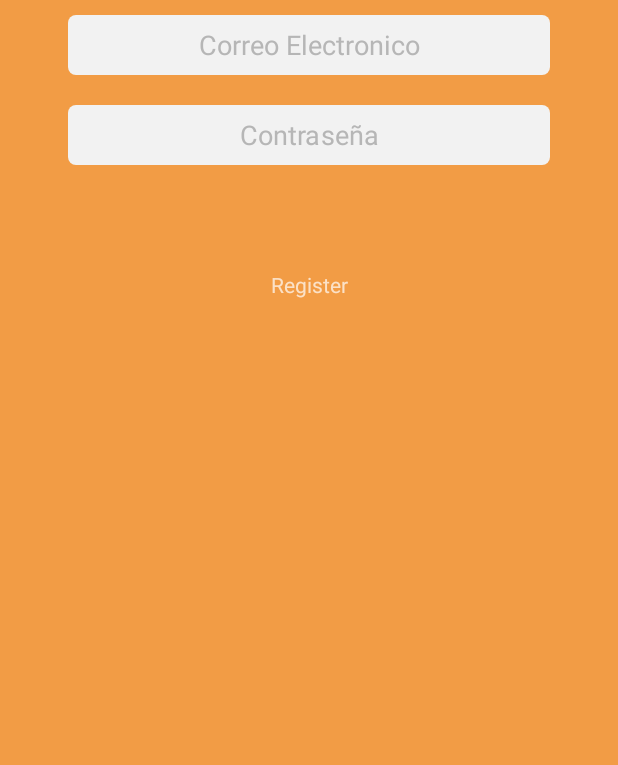
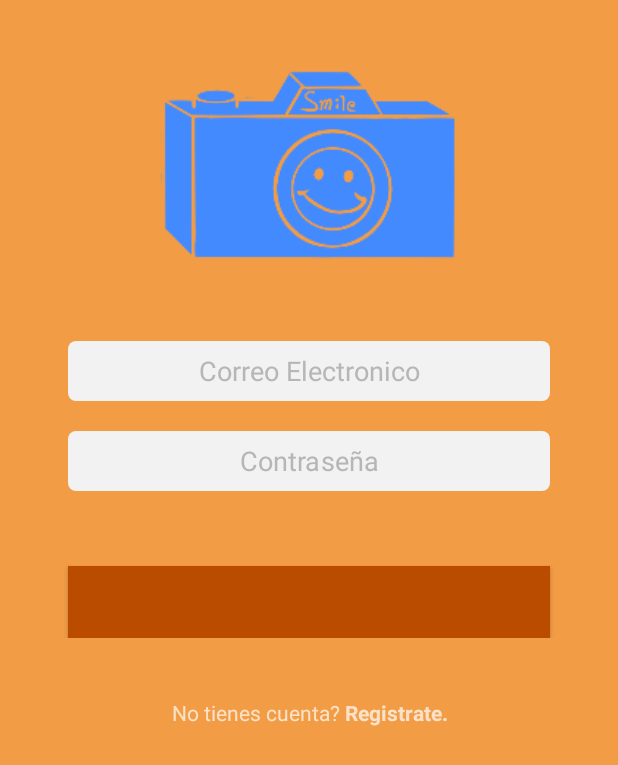
Before and after one commit to OscarOK/PhotoShare, an Android app: the screen it shows after launch (Login), on a phone screen of 412 x 824 dp. Shown: the top 765 px of the screen. Run offline under Robolectric (Android 15) with nearby library versions, the phone set to English and light mode, and no system bars.

Commit message:
Update Login

```diff
--- a/app/src/main/java/com/changos/photoshare/login/Login.java
+++ b/app/src/main/java/com/changos/photoshare/login/Login.java
@@ -2,6 +2,8 @@ package com.changos.photoshare.login;
 
 import android.support.v7.app.AppCompatActivity;
 import android.os.Bundle;
+import android.text.Html;
+import android.widget.TextView;
 
 import com.changos.photoshare.R;
 
@@ -11,5 +13,9 @@ public class Login extends AppCompatActivity {
     protected void onCreate(Bundle savedInstanceState) {
         super.onCreate(savedInstanceState);
         setContentView(R.layout.activity_login);
+
+        //Texto registrar en negritas
+        TextView textView = (TextView) findViewById(R.id.registerTextBtn);
+        textView.setText(Html.fromHtml("No tienes cuenta? <b>Registrate.</b>"));
     }
 }
--- a/app/src/main/res/layout/activity_login.xml
+++ b/app/src/main/res/layout/activity_login.xml
@@ -12,6 +12,11 @@
     android:theme="@style/Theme.AppCompat.NoActionBar">
 
 
+    <ImageView
+        android:id="@+id/imageView"
+        android:layout_width="match_parent"
+        android:layout_height="217dp"
+        app:srcCompat="@drawable/ic_jimmy" />
 
     <EditText
         android:id="@+id/emailRequest"
@@ -27,22 +32,34 @@
         android:textColorHint="@color/hintTextColorsito"
         android:inputType="textPassword" />
 
+    <LinearLayout
+        android:layout_width="match_parent"
+        android:layout_height="wrap_content"
+
+        android:orientation="horizontal">
+
+
+        <Button
+            android:layout_width="match_parent"
+            android:layout_height="wrap_content"
+            android:layout_marginRight="10dp"
+            android:layout_marginLeft="10dp"
+            android:layout_marginTop="40dp"
+
+            android:background="@color/colorPrimaryDark"
+             />
+
+    </LinearLayout>
     <TextView
         android:id="@+id/registerTextBtn"
         android:layout_width="match_parent"
         android:layout_height="wrap_content"
-        android:layout_marginTop="60dp"
+        android:layout_marginTop="40dp"
         android:layout_marginBottom="20dp"
         android:text="Register"
 
         android:textAlignment="center" />
-    <LinearLayout
-        android:layout_width="match_parent"
-        android:layout_height="match_parent"
-        android:orientation="horizontal">
 
-
-    </LinearLayout>
 
 
 </LinearLayout>
--- a/app/src/main/res/values/strings.xml
+++ b/app/src/main/res/values/strings.xml
@@ -5,4 +5,5 @@
     <string name="title_activity_main_maps">MainMapsActivity</string>
     <string name="email">Correo Electronico</string>
     <string name="contrasena">Contraseña</string>
+    <string name="btnRegister">Iniciar sesión</string>
 </resources>
```
Also changed, not shown: app/src/main/res/drawable/btn_background.xml (added, +9 -0 lines), app/src/main/res/values/styles.xml (+12 -0 lines).
